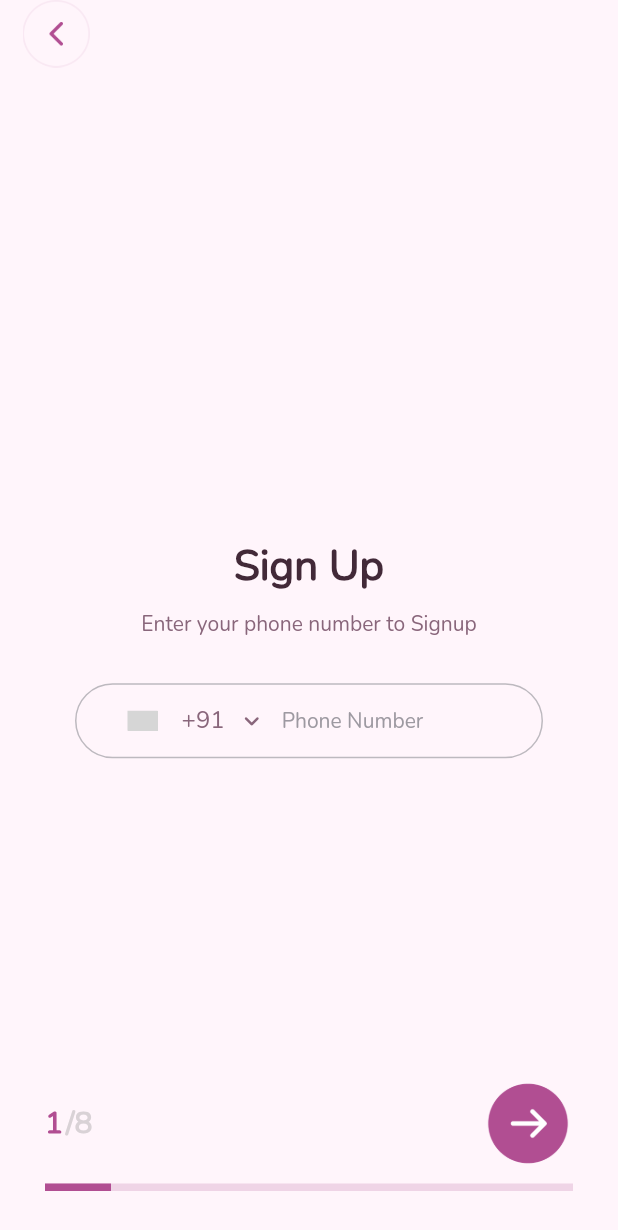
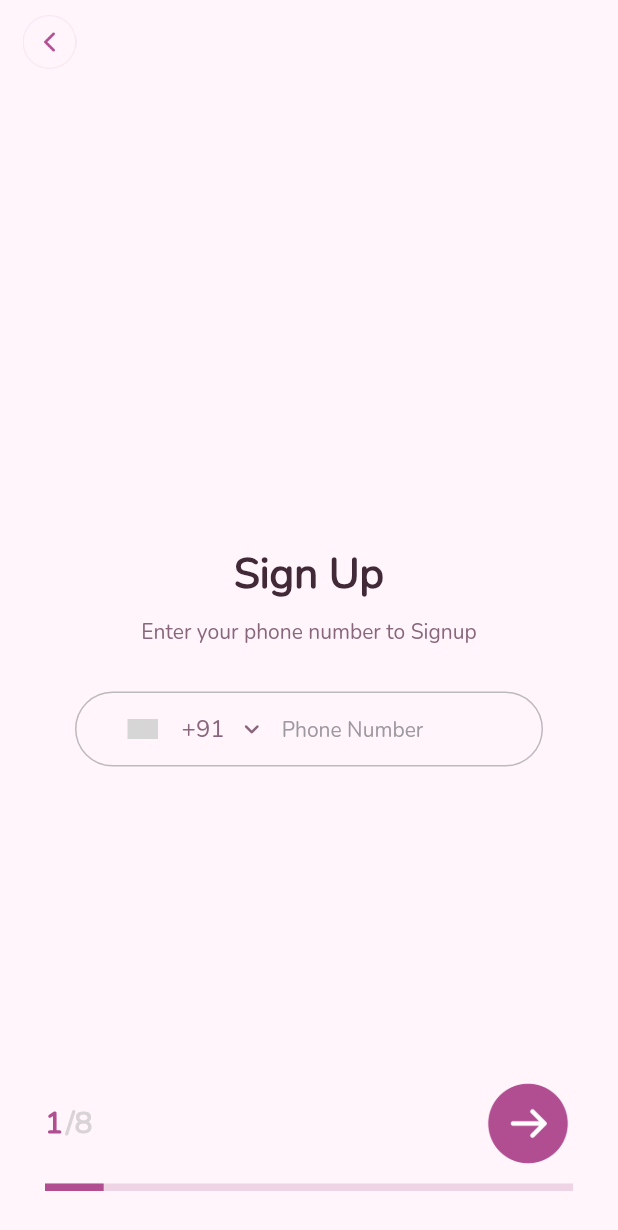
Before and after one commit to chandan123-pradhan/datting-app, a Flutter app: the RegisterView screen opened by its route, on a phone screen of 412 x 824 dp. Shown: the top 1230 px of the screen. Run offline on Flutter 3.47's test engine with Material 2 defaults, Android fonts, the phone set to English and light mode, and no system bars; drawn by our look-alikes of country_code_picker, percent_indicator; our stand-ins replace equatable, flutter_bloc, fluttertoast, google_maps_flutter, image_picker, pinput and 2 more; accounts and stored records are empty; grey boxes are pictures that could not be loaded.

Commit message:
worked on apis

```diff
--- a/lib/Pages/Register/Bloc/register_event.dart
+++ b/lib/Pages/Register/Bloc/register_event.dart
@@ -1,3 +1,4 @@
+import 'package:dating_app/Pages/Register/Model/interest_response_model.dart';
 import 'package:equatable/equatable.dart';
 
 abstract class RegisterEvent extends Equatable {}
@@ -55,6 +56,10 @@ class RegisterJobEvent extends RegisterEvent {
   List<Object?> get props => [aboutJob];
 }
 
+class GetInterestEvent extends RegisterEvent {
+  @override
+  List<Object?> get props => [];
+}
 
 class RegisterStepFourEvent extends RegisterEvent {
   @override
--- a/lib/Pages/Register/Bloc/register_state.dart
+++ b/lib/Pages/Register/Bloc/register_state.dart
@@ -3,6 +3,7 @@
 import 'package:dating_app/Models/base_model.dart';
 import 'package:dating_app/Models/register_mobilenumber_model.dart';
 import 'package:dating_app/Models/userdata_model.dart';
+import 'package:dating_app/Pages/Register/Model/interest_response_model.dart';
 import 'package:equatable/equatable.dart';
 
 abstract class RegisterState extends Equatable {}
@@ -24,6 +25,8 @@ class RegisterSuccessState extends RegisterState {
   @override
   List<Object?> get  props => [];
 }
+
+
 class RegisterMobileNumberSuccessState extends RegisterState {
   final RegisterMobileNumberModel? registerMobileNumberModel;
   RegisterMobileNumberSuccessState(this.registerMobileNumberModel);
@@ -40,6 +43,13 @@ class RegisterFullNameSuccessState extends RegisterState {
   List<Object?> get  props => [];
 }
 
+class GetInterestSuccessState extends RegisterState {
+  final InterestResponseModel? interestResponseModel;
+  GetInterestSuccessState(this.interestResponseModel);
+
+  @override
+  List<Object?> get  props => [interestResponseModel];
+}
 
 class RegisterErrorState extends RegisterState {
   String errorMessage = "";
--- /dev/null
+++ b/lib/Pages/Register/Model/interest_response_model.dart
@@ -0,0 +1,57 @@
+class InterestResponseModel {
+  InterestResponseModel({
+    required this.data,
+    required this.message,
+  });
+  late final List<Data> data;
+  late final String message;
+
+  InterestResponseModel.fromJson(Map<String, dynamic> json){
+    data = List.from(json['data']).map((e)=>Data.fromJson(e)).toList();
+    message = json['message'];
+  }
+
+  Map<String, dynamic> toJson() {
+    final _data = <String, dynamic>{};
+    _data['data'] = data.map((e)=>e.toJson()).toList();
+    _data['message'] = message;
+    return _data;
+  }
+}
+
+class Data {
+  Data({
+    required this.intrest,
+    required this.status,
+    required this.id,
+    required this.createdAt,
+    required this.updatedAt,
+    required this.V,
+  });
+  late final String intrest;
+  late final int status;
+  late final String id;
+  late final String createdAt;
+  late final String updatedAt;
+  late final int V;
+
+  Data.fromJson(Map<String, dynamic> json){
+    intrest = json['intrest'];
+    status = json['status'];
+    id = json['_id'];
+    createdAt = json['createdAt'];
+    updatedAt = json['updatedAt'];
+    V = json['__v'];
+  }
+
+  Map<String, dynamic> toJson() {
+    final _data = <String, dynamic>{};
+    _data['intrest'] = intrest;
+    _data['status'] = status;
+    _data['_id'] = id;
+    _data['createdAt'] = createdAt;
+    _data['updatedAt'] = updatedAt;
+    _data['__v'] = V;
+    return _data;
+  }
+}
--- a/lib/Pages/Register/View/register_view.dart
+++ b/lib/Pages/Register/View/register_view.dart
@@ -1,14 +1,14 @@
+import 'package:dating_app/CommonWidgets/common_app_bar.dart';
 import 'package:dating_app/Configurations/theme_configuration.dart';
 import 'package:dating_app/Helper/loader_helper.dart';
 import 'package:dating_app/Helper/shared_preference_helper.dart';
 import 'package:dating_app/Helper/toast_helper.dart';
 import 'package:dating_app/Models/userdata_model.dart';
-import 'package:dating_app/Pages/Dashboard/View/dashboard_view.dart';
-import 'package:dating_app/Pages/Login/Widgets/login_body_widget.dart';
 import 'package:dating_app/Pages/Otp/Widgets/otp_header_widget.dart';
 import 'package:dating_app/Pages/Register/Bloc/register_bloc.dart';
 import 'package:dating_app/Pages/Register/Bloc/register_event.dart';
 import 'package:dating_app/Pages/Register/Bloc/register_state.dart';
+import 'package:dating_app/Pages/Register/Model/interest_response_model.dart';
 import 'package:dating_app/Pages/Register/Widgets/choose_birthday_widget.dart';
 import 'package:dating_app/Pages/Register/Widgets/choose_gender_widget.dart';
 import 'package:dating_app/Pages/Register/Widgets/choose_interests_widget.dart';
@@ -108,6 +108,7 @@ class _RegisterViewState extends State<RegisterView> {
   ///Api
   RegisterBloc? registerBloc;
   bool isLoading = false;
+  InterestResponseModel? interestResponseModel;
 
   @override
   void initState() {
@@ -154,8 +155,6 @@ class _RegisterViewState extends State<RegisterView> {
         ToastHelper().showMsg(
             context: context,
             message: currentState.userDataModel?.message ?? '');
-        var authToken = SharedPreferencesHelper.getToken();
-        var isRegister = SharedPreferencesHelper.getIsRegister();
         SharedPreferencesHelper.saveUserData(
             userData: UserData(
                 firstName: currentState.userDataModel?.data?.firstName ?? '',
@@ -174,6 +173,20 @@ class _RegisterViewState extends State<RegisterView> {
                 createdAt: currentState.userDataModel?.data?.createdAt ?? '',
                 updatedAt: currentState.userDataModel?.data?.updatedAt ?? ''));
         registerBloc?.emit(RegisterEmptyState());
+      } else if (currentState is GetInterestSuccessState) {
+        isLoading = false;
+        interestResponseModel = currentState.interestResponseModel;
+        currentstep++;
+        // ToastHelper().showMsg(
+        //     context: context,
+        //     message: currentState.registerMobileNumberModel?.message ?? '');
+        // SharedPreferencesHelper.saveUserInformation(
+        //     isRegister:
+        //     currentState.registerMobileNumberModel?.data.isRegistered == 1
+        //         ? true
+        //         : false,
+        //     token: currentState.registerMobileNumberModel?.data.token ?? '');
+        // registerBloc?.emit(RegisterEmptyState());
       } else if (currentState is RegisterErrorState) {
         isLoading = false;
         ToastHelper()
@@ -187,15 +200,17 @@ class _RegisterViewState extends State<RegisterView> {
   _buildMainUi() {
     return Scaffold(
       backgroundColor: ThemeConfiguration.scaffoldBgColor,
-      body: SafeArea(
-        child: Padding(
-          padding: const EdgeInsets.fromLTRB(SizeConstants.mainPagePadding, 0.0,
-              SizeConstants.mainPagePadding, SizeConstants.mainPagePadding),
-          child: Column(
-            children: [
-             Row(
-                children: [
-                  CommonWidgets.backBottonWidget(onTap: () {
+      appBar: AppBar(
+        elevation: 0,
+        backgroundColor: ThemeConfiguration.scaffoldBgColor,
+        leading: Padding(
+          padding: const EdgeInsets.fromLTRB(
+            SizeConstants.mainPagePadding,
+            SizeConstants.smallPadding,
+            SizeConstants.smallPadding,
+            SizeConstants.smallPadding,
+          ),
+          child: CommonWidgets.backBottonWidget(onTap: () {
             if (currentstep == 1) {
               Navigator.pop(context);
             } else {
@@ -203,9 +218,13 @@ class _RegisterViewState extends State<RegisterView> {
               setState(() {});
             }
           }),
-                ],
         ),
-                const Spacer(),
+      ),
+      body: SafeArea(
+          child: Padding(
+          padding: const EdgeInsets.fromLTRB(SizeConstants.mainPagePadding, 0.0,
+              SizeConstants.mainPagePadding, SizeConstants.mainPagePadding),
+          child: Stack(children: [
               Visibility(
                 visible: currentstep == 1,
                 child: RegisterBodyWidget(
@@ -289,10 +308,10 @@ class _RegisterViewState extends State<RegisterView> {
               ),
               Visibility(
                   visible: currentstep == 8,
-                    child: const ChooseInterestsWidget()),
+                  child: ChooseInterestsWidget(
+                      interestResponseModel: interestResponseModel)),
               Visibility(
                   visible: currentstep == 9, child: const UploadPhotosWidget()),
-
             _bottomView(),
             ],
           ),
@@ -302,8 +321,7 @@ class _RegisterViewState extends State<RegisterView> {
   }
 
   _bottomView() {
-    return Expanded(
-        child: Padding(
+    return Padding(
       padding: const EdgeInsets.all(SizeConstants.mainPagePadding),
       child: Column(
     mainAxisAlignment: MainAxisAlignment.end,
@@ -316,6 +334,9 @@ class _RegisterViewState extends State<RegisterView> {
               linkText: '/8', text: '$currentstep', onTap: () {}),
           InkWell(
             onTap: () {
+              if (kDebugMode) {
+                print(currentstep);
+              }
               if (currentstep == 1) {
                 if (mobileNumberController.text.isEmpty) {
                   ToastHelper().showErrorMsg(
@@ -367,26 +388,25 @@ class _RegisterViewState extends State<RegisterView> {
                 if (kDebugMode) {
                   print(selectedGender);
                 }
-                    registerBloc?.add(RegisterGenderEvent(selectedGender.toString()));
-                  }else if (currentstep == 6) {
+                registerBloc
+                    ?.add(RegisterGenderEvent(selectedGender.toString()));
+              } else if (currentstep == 6) {
                 if (aboutController.text.isEmpty) {
                   ToastHelper().showErrorMsg(
                       context: context,
-                          message:
-                          StringConstants.aboutYourSelfValidMsg);
+                      message: StringConstants.aboutYourSelfValidMsg);
                 } else {
                   if (kDebugMode) {
                     print(aboutController.text);
                   }
-                      registerBloc?.add(RegisterAboutEvent(
-                         aboutController.text.toString()));
+                  registerBloc?.add(
+                      RegisterAboutEvent(aboutController.text.toString()));
                 }
               } else if (currentstep == 7) {
                 if (jobDescriptionsController.text.isEmpty) {
                   ToastHelper().showErrorMsg(
                       context: context,
-                          message:
-                          StringConstants.jobDescriptionsValidMsg);
+                      message: StringConstants.jobDescriptionsValidMsg);
                 } else {
                   if (kDebugMode) {
                     print(jobDescriptionsController.text);
@@ -395,7 +415,17 @@ class _RegisterViewState extends State<RegisterView> {
                   // registerBloc?.add(RegisterAboutEvent(
                   //     jobDescriptionsController.text.toString()));
                 }
-                  }else if (currentstep == 8) {
+              } else if (currentstep == 8) {
+                // if (jobDescriptionsController.text.isEmpty) {
+                //   ToastHelper().showErrorMsg(
+                //       context: context,
+                //       message:
+                //       StringConstants.jobDescriptionsValidMsg);
+                // } else {
+
+                // currentstep++;
+                registerBloc?.add(GetInterestEvent());
+              } else if (currentstep == 9) {
                 // if (jobDescriptionsController.text.isEmpty) {
                 //   ToastHelper().showErrorMsg(
                 //       context: context,
@@ -409,10 +439,7 @@ class _RegisterViewState extends State<RegisterView> {
                 // registerBloc?.add(RegisterAboutEvent(
                 //     jobDescriptionsController.text.toString()));
                 // }
-
-                  }else {
-
-                  }
+              } else {}
             },
             child: isLoading == true
                 ? LoaderHelper.pageLoader()
@@ -428,13 +455,13 @@ class _RegisterViewState extends State<RegisterView> {
         height: SizeConstants.mediumPadding,
       ),
       LinearPercentIndicator(
-            percent: currentstep / 8,
+        percent: currentstep / 9,
         backgroundColor: ThemeConfiguration.primaryColor.withOpacity(0.2),
         progressColor: ThemeConfiguration.primaryColor,
         padding: EdgeInsets.zero,
       ),
     ],
       ),
-    ));
+    );
   }
 }
--- a/lib/Pages/Register/Widgets/choose_birthday_widget.dart
+++ b/lib/Pages/Register/Widgets/choose_birthday_widget.dart
@@ -44,7 +44,9 @@ class _ChooseBirthdayWidgetState extends State<ChooseBirthdayWidget> {
   }
 
   Widget build(BuildContext context) {
-    return Column(children: [
+    return Column(
+      mainAxisAlignment: MainAxisAlignment.center,
+        children: [
       const SizedBox(
         height: SizeConstants.mediumPadding,
       ),
--- a/lib/Pages/Register/Widgets/choose_gender_widget.dart
+++ b/lib/Pages/Register/Widgets/choose_gender_widget.dart
@@ -25,7 +25,9 @@ class _ChooseGenderWidgetState extends State<ChooseGenderWidget> {
 
   @override
   Widget build(BuildContext context) {
-    return Column(children: [
+    return Column(
+      mainAxisAlignment: MainAxisAlignment.center,
+        children: [
       const SizedBox(
         height: SizeConstants.mediumPadding,
       ),
--- a/lib/Pages/Register/Widgets/register_body_widget.dart
+++ b/lib/Pages/Register/Widgets/register_body_widget.dart
@@ -16,15 +16,18 @@ class RegisterBodyWidget extends StatelessWidget {
 
   @override
   Widget build(BuildContext context) {
-    return SafeArea(
-      child: Padding(
-        padding: const EdgeInsets.all(SizeConstants.mainPagePadding),
-        child: Column(
-          children: [
-            LoginHeaderWidget(mobileNumberController: mobileNumberController,isFrom: "signup",),
-            // LoginBottomWidget(onTapLogin: onTapLogin)
-          ],
-        ),
+    return Padding(
+      padding:const  EdgeInsets.symmetric(
+        horizontal: SizeConstants.mainPagePadding,),
+      child: Column(
+        mainAxisAlignment: MainAxisAlignment.center,
+        children: [
+          LoginHeaderWidget(
+            mobileNumberController: mobileNumberController,
+            isFrom: "signup",
+          ),
+          // LoginBottomWidget(onTapLogin: onTapLogin)
+        ],
       ),
     );
   }
--- a/lib/Pages/Register/Widgets/write_about_widget.dart
+++ b/lib/Pages/Register/Widgets/write_about_widget.dart
@@ -10,8 +10,8 @@ class WriteAboutWidget extends StatelessWidget {
 
   @override
   Widget build(BuildContext context) {
-    return SingleChildScrollView(
-      child: Column(
+    return Column(
+      mainAxisAlignment: MainAxisAlignment.center,
       children: [
         const SizedBox(
           height: SizeConstants.mediumPadding,
@@ -32,7 +32,6 @@ class WriteAboutWidget extends StatelessWidget {
               textFieldController: aboutController),
         ),
       ],
-      ),
     );
   }
 }
--- a/lib/Pages/Register/Widgets/write_job_description_widget.dart
+++ b/lib/Pages/Register/Widgets/write_job_description_widget.dart
@@ -6,11 +6,13 @@ import 'package:flutter/material.dart';
 
 class JobDescriptionWidget extends StatelessWidget {
   final TextEditingController jobDescriptionsController;
-  const JobDescriptionWidget({super.key, required this.jobDescriptionsController});
+  const JobDescriptionWidget(
+      {super.key, required this.jobDescriptionsController});
 
   @override
   Widget build(BuildContext context) {
     return Column(
+      mainAxisAlignment: MainAxisAlignment.center,
       children: [
         const SizedBox(
           height: SizeConstants.mediumPadding,
--- a/lib/Utilities/common_widgets.dart
+++ b/lib/Utilities/common_widgets.dart
@@ -5,6 +5,7 @@ import 'package:dating_app/Utilities/size_constants.dart';
 import 'package:dating_app/Utilities/string_constants.dart';
 import 'package:dating_app/utils/constants.dart';
 import 'package:flutter/material.dart';
+import 'package:flutter/services.dart';
 import 'package:pinput/pinput.dart';
 
 class CommonWidgets {
@@ -68,7 +69,9 @@ class CommonWidgets {
                   hintText: StringConstants.phoneNumberHint,
                   fillColor: Colors.transparent,
                 ),
+                inputFormatters: [LengthLimitingTextInputFormatter(10)],
               ),
+
             ),
           ],
         ));
```
Also changed, not shown: lib/Network/api_provider.dart (+5 -5 lines), lib/Pages/Otp/Widgets/otp_header_widget.dart (+6 -2 lines), lib/Pages/Register/Bloc/register_bloc.dart (+18 -0 lines), lib/Pages/Register/Bloc/register_repository.dart (+6 -5 lines), lib/Pages/Register/Widgets/choose_interests_widget.dart (+25 -31 lines), lib/Pages/Register/Widgets/register_info_widget.dart (+6 -1 lines). Lines whose indentation alone changed are shown as unchanged.
